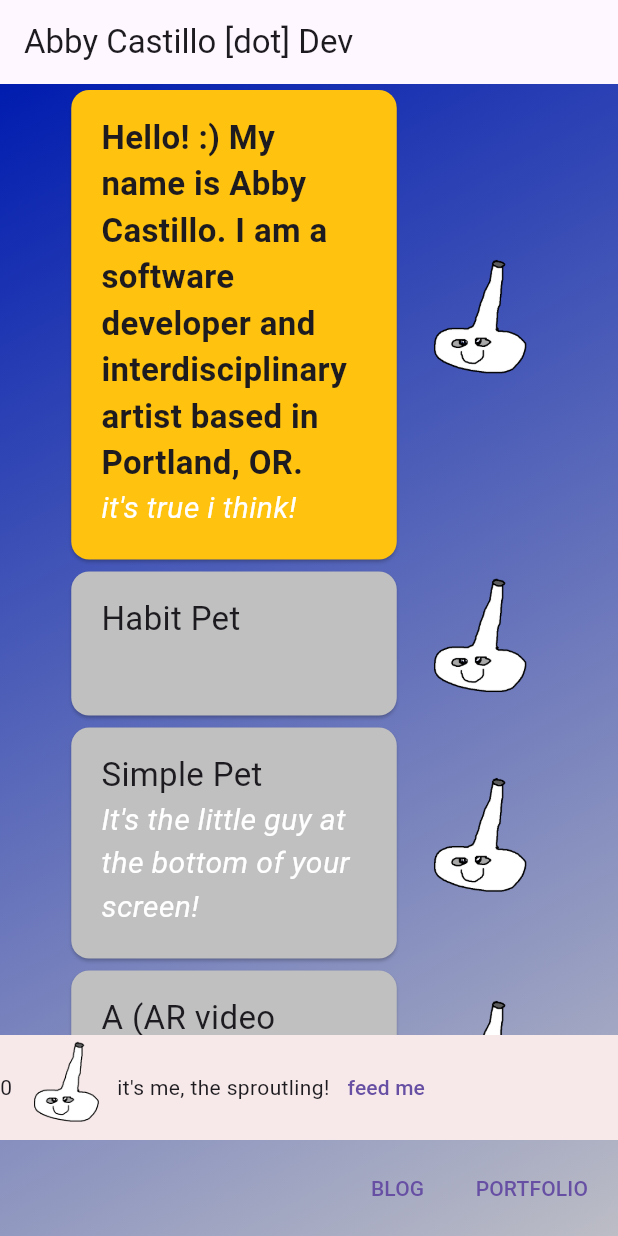
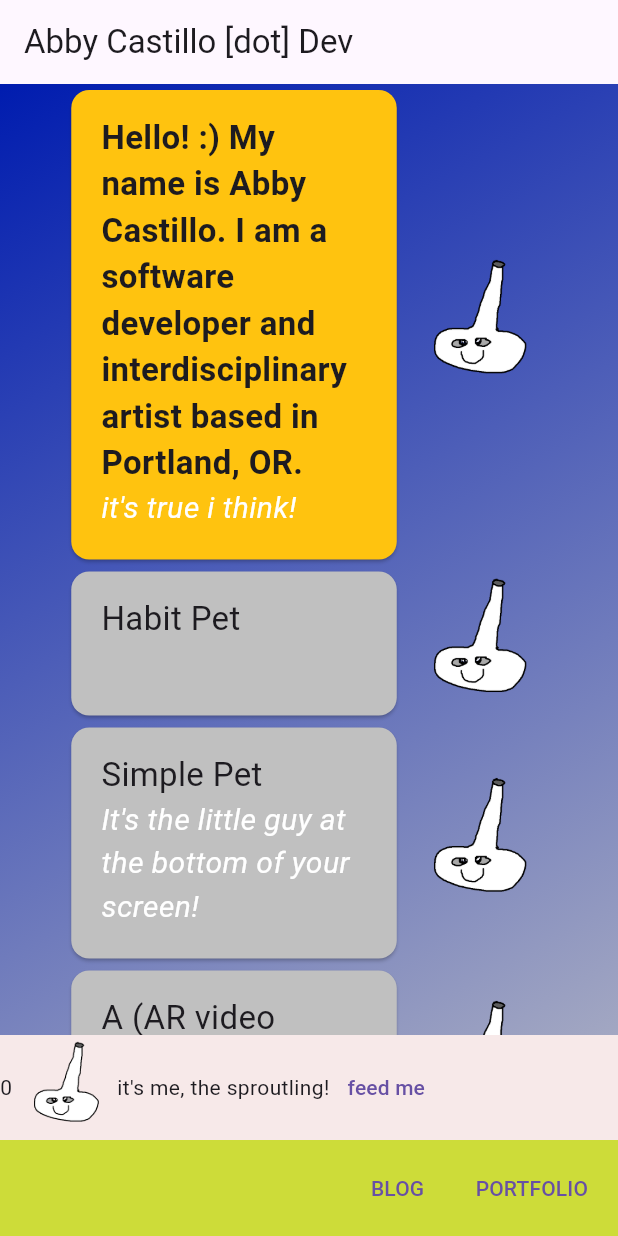
Before and after one commit to abbymachines/flutter-dev-portfolio, a Flutter app: the screen it shows after launch, on a phone screen of 412 x 824 dp. Run offline on Flutter 3.47's test engine with Material 2 defaults, Android fonts, the phone set to English and light mode, and no system bars; our stand-ins replace flutter_markdown.

```diff
--- a/lib/data/portfolio_items_data.dart
+++ b/lib/data/portfolio_items_data.dart
@@ -32,5 +32,7 @@ When habits are incomplete, the pet gets hungry and sick. Completing habits feed
   GenericItem(
       label: 'Skills',
       expandedText:
-          'Flutter / React / Kotlin(?) / Flask / SQL / REST APIs / full-stack development'),
+          '''Python / Dart / JavaScript / Flutter / React / SQL / Firebase / REST APIs
+
+focusing on full-stack web development and mobile app development'''),
 ];
--- a/lib/main.dart
+++ b/lib/main.dart
@@ -60,7 +60,9 @@ class _MyAppState extends State<MyApp> {
             children: [
               _screenContent,
               PetBox(Pet(creature: 'sproutling')),
-              ButtonBar(
+              Container(
+                decoration: BoxDecoration(color: Colors.lime),
+                child: ButtonBar(
                   children: [
                     TextButton(
                         onPressed: setBlogScreen, child: const Text('BLOG')),
@@ -69,6 +71,7 @@ class _MyAppState extends State<MyApp> {
                         child: const Text('PORTFOLIO'))
                   ],
                 ),
+              ),
             ],
           ),
         ),
```
Lines whose indentation alone changed are shown as unchanged.
